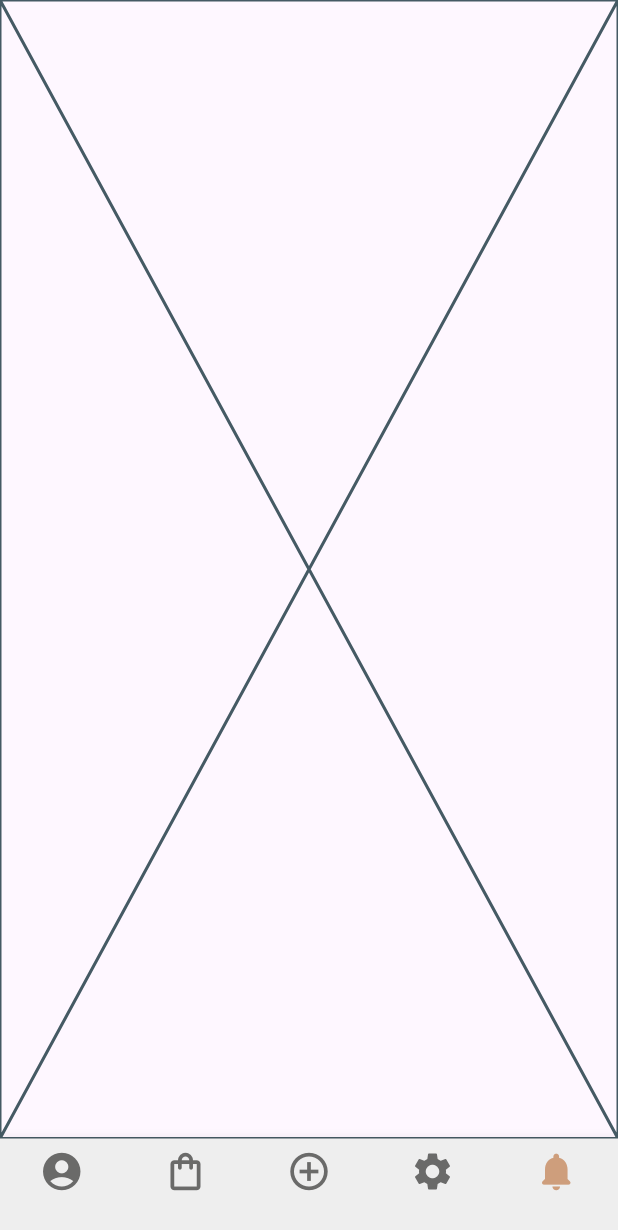
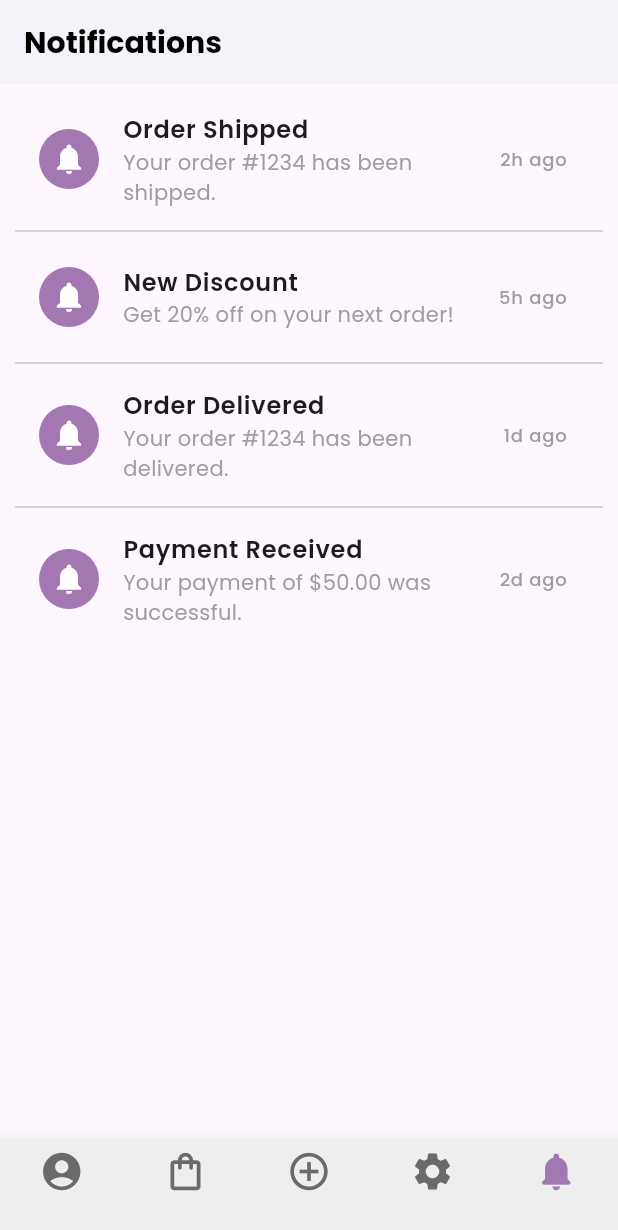
Before and after one commit to amnaza02/tailorprofile2, a Flutter app: the screen it shows after launch, item 5 of the bottom bar chosen, on a phone screen of 412 x 824 dp. Shown: the top 1230 px of the screen. Run offline on Flutter 3.47's test engine with Material 3 defaults, Android fonts, the phone set to English and light mode, and no system bars; our stand-ins replace google_fonts.

Commit message:
UI improvements and order management issue fixes

```diff
--- a/lib/main.dart
+++ b/lib/main.dart
@@ -17,7 +17,7 @@ class MyApp extends StatelessWidget {
       theme: ThemeData(
         primarySwatch: Colors.blue,
       ),
-      home: const MainScreen(), // استخدم MainScreen هنا
+      home: const MainScreen(),
     );
   }
 }
--- a/lib/main_screen.dart
+++ b/lib/main_screen.dart
@@ -4,7 +4,6 @@ import 'package:tailorprofile/screens/notification.dart';
 import 'package:tailorprofile/screens/post_new_work.dart';
 import 'package:tailorprofile/screens/settings.dart';
 import 'package:tailorprofile/tailor_profile_page.dart';
-
 
 class MainScreen extends StatefulWidget {
   const MainScreen({super.key});
@@ -14,14 +13,15 @@ class MainScreen extends StatefulWidget {
 }
 
 class _MainScreenState extends State<MainScreen> {
-  int _selectedIndex = 0;
+  int _selectedIndex = 0; // Stores the selected tab index
 
+  // List of pages to display in the bottom navigation
   final List<Widget> _pages = [
     const TailorProfilePage(),
     const ManageOrders(),
     const PostNewWorkPage(),
     const SettingsPage(),
-    const Notificationpage(),
+    const NotificationPage(),
   ];
 
   void _onItemTapped(int index) {
@@ -37,14 +37,16 @@ class _MainScreenState extends State<MainScreen> {
         index: _selectedIndex,
         children: _pages,
       ),
-            bottomNavigationBar: BottomNavigationBar(
+
+      // Bottom navigation bar
+      bottomNavigationBar: BottomNavigationBar(
         type: BottomNavigationBarType.fixed,
         backgroundColor: Colors.grey[200],
         currentIndex: _selectedIndex,
         onTap: _onItemTapped,
-        selectedItemColor: const Color.fromARGB(255, 206, 158, 124),
-        unselectedItemColor: const Color.fromARGB(255, 106, 106, 105),
-        iconSize: 30,
+        selectedItemColor:   const Color.fromARGB(255, 163, 119, 178), // Active item color
+        unselectedItemColor:const Color.fromARGB(255, 106, 106, 105), // Inactive item color
+        iconSize: 30, // Icon size
         items: const [
           BottomNavigationBarItem(icon: Icon(Icons.account_circle), label: ''),
           BottomNavigationBarItem(icon: Icon(Icons.shopping_bag_outlined), label: ''),
--- a/lib/screens/language_page.dart
+++ b/lib/screens/language_page.dart
@@ -8,7 +8,7 @@ class LanguagePage extends StatefulWidget {
 }
 
 class _LanguagePageState extends State<LanguagePage> {
-  String _selectedLanguage = 'English'; // اللغة الافتراضية
+  String _selectedLanguage = 'English';
 
   @override
   Widget build(BuildContext context) {
@@ -33,7 +33,7 @@ class _LanguagePageState extends State<LanguagePage> {
       title: Text(language, style: TextStyle()),
       value: language,
       groupValue: _selectedLanguage,
-      activeColor: Color.fromARGB(255, 184, 142, 113), // ✅ تغيير اللون فقط
+      activeColor: Color.fromARGB(255, 184, 142, 113),
       onChanged: (value) {
         setState(() {
           _selectedLanguage = value!;
--- a/lib/screens/notification.dart
+++ b/lib/screens/notification.dart
@@ -1,15 +1,58 @@
 import 'package:flutter/material.dart';
+import 'package:google_fonts/google_fonts.dart';
 
-class Notificationpage extends StatefulWidget {
-  const Notificationpage({super.key});
+class NotificationPage extends StatefulWidget {
+  const NotificationPage({super.key});
 
   @override
-  State<Notificationpage> createState() => _NotificationpageState();
+  State<NotificationPage> createState() => _NotificationPageState();
 }
 
-class _NotificationpageState extends State<Notificationpage> {
+class _NotificationPageState extends State<NotificationPage> {
+  final List<Map<String, String>> notifications = [
+    {"title": "Order Shipped", "message": "Your order #1234 has been shipped.", "time": "2h ago"},
+    {"title": "New Discount", "message": "Get 20% off on your next order!", "time": "5h ago"},
+    {"title": "Order Delivered", "message": "Your order #1234 has been delivered.", "time": "1d ago"},
+    {"title": "Payment Received", "message": "Your payment of \$50.00 was successful.", "time": "2d ago"},
+  ];
+
   @override
   Widget build(BuildContext context) {
-    return const Placeholder();
+    return Scaffold(
+      appBar: AppBar(
+        title: Text(
+          "Notifications",
+          style: GoogleFonts.poppins(fontSize: 20, fontWeight: FontWeight.bold),
+        ),
+        backgroundColor: const Color.fromARGB(255, 245, 243, 249),
+        foregroundColor: Colors.black,
+      ),
+      body: ListView.separated(
+        padding: const EdgeInsets.all(10),
+        itemCount: notifications.length,
+        separatorBuilder: (context, index) => const Divider(),
+        itemBuilder: (context, index) {
+          final notification = notifications[index];
+          return ListTile(
+            leading: CircleAvatar(
+              backgroundColor:const Color.fromARGB(255, 163, 119, 178),
+              child: Icon(Icons.notifications, color: Colors.white),
+            ),
+            title: Text(
+              notification["title"]!,
+              style: GoogleFonts.poppins(fontSize: 16, fontWeight: FontWeight.w600),
+            ),
+            subtitle: Text(
+              notification["message"]!,
+              style: GoogleFonts.poppins(fontSize: 14, color: Colors.grey),
+            ),
+            trailing: Text(
+              notification["time"]!,
+              style: GoogleFonts.poppins(fontSize: 12, color: Colors.grey),
+            ),
+          );
+        },
+      ),
+    );
   }
 }
```
Also changed, not shown: lib/screens/customer_list.dart (+30 -14 lines), lib/screens/manage_orders.dart (+25 -20 lines), lib/screens/requested_order_page.dart (+6 -6 lines), lib/screens/settings.dart (+4 -4 lines), lib/screens/update_order.dart (+9 -13 lines), lib/tailor_profile_page.dart (+29 -18 lines), 36 other files.
